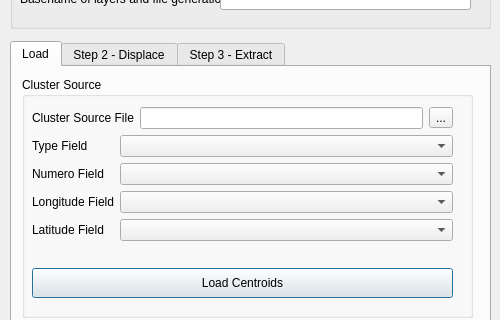
The window that plugin/mgp_dialog.ui (unicef-drp/mics-geocoding) describes before a commit, drawn with Qt 5; both pictures show x 0 to 500 and y 102 to 422 of the 500 by 724 pixel window.
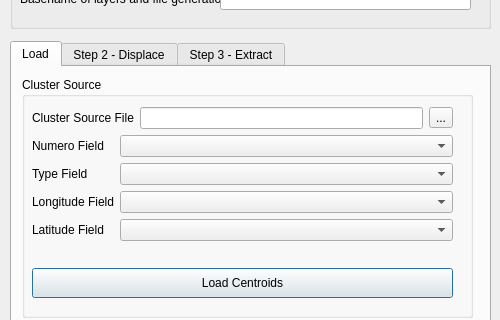
The same window after the commit.

Commit message: feat(ui): [6] Numero above type

Patch:
```diff
--- a/plugin/mgp_dialog.ui
+++ b/plugin/mgp_dialog.ui
@@ -129,25 +129,25 @@
           <item>
            <layout class="QFormLayout" name="formLayout_3">
             <item row="0" column="0">
-             <widget class="QLabel" name="typeFieldLabel_2">
-              <property name="text">
-               <string>Type Field</string>
-              </property>
-             </widget>
-            </item>
-            <item row="0" column="1">
-             <widget class="QComboBox" name="typeFieldComboBox"/>
-            </item>
-            <item row="1" column="0">
              <widget class="QLabel" name="numeroFieldLabel_2">
               <property name="text">
                <string>Numero Field</string>
               </property>
              </widget>
             </item>
-            <item row="1" column="1">
+            <item row="0" column="1">
              <widget class="QComboBox" name="numeroFieldComboBox"/>
             </item>
+            <item row="1" column="0">
+             <widget class="QLabel" name="typeFieldLabel_2">
+              <property name="text">
+               <string>Type Field</string>
+              </property>
+             </widget>
+            </item>
+            <item row="1" column="1">
+             <widget class="QComboBox" name="typeFieldComboBox"/>
+            </item>
             <item row="2" column="0">
              <widget class="QLabel" name="longitudeFieldLabel_2">
               <property name="text">
```
The commit also changes 2 other files.
